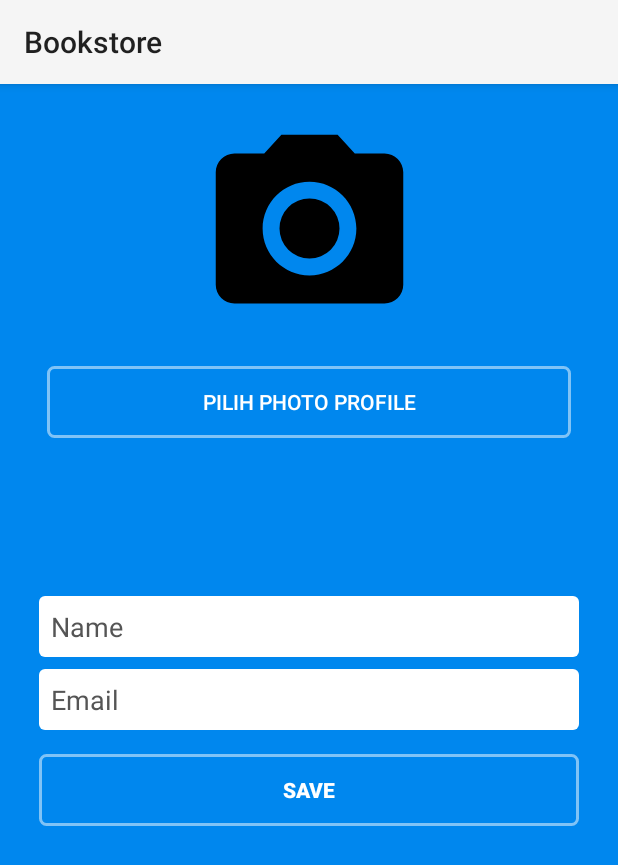
After one commit to gdochadipa/Pratikum_Progmob, an Android app: the EditProfileActivity screen opened directly, with no data from a screen before it, on a phone screen of 412 x 824 dp. The commit adds this screen. Shown: the top 865 px of the screen. Run offline under Robolectric (Android 15) with nearby library versions, the phone set to English and light mode, and no system bars; our stand-ins replace Firebase (no records; nobody signed in at launch, a user with empty details on screens opened directly); pictures from the network do not load.

Commit message:
update profile done, tinggal validasi aja

```diff
--- a/app/build.gradle
+++ b/app/build.gradle
@@ -40,6 +40,7 @@ dependencies {
     implementation 'androidx.lifecycle:lifecycle-livedata-ktx:2.2.0'
     implementation 'androidx.lifecycle:lifecycle-viewmodel-ktx:2.2.0'
     implementation 'androidx.legacy:legacy-support-v4:1.0.0'
+    implementation 'com.google.firebase:firebase-storage:19.1.1'
     testImplementation 'junit:junit:4.12'
     androidTestImplementation 'androidx.test.ext:junit:1.1.1'
     androidTestImplementation 'androidx.test.espresso:espresso-core:3.2.0'
--- a/app/src/main/AndroidManifest.xml
+++ b/app/src/main/AndroidManifest.xml
@@ -5,6 +5,8 @@
 
     <uses-permission android:name="android.permission.INTERNET" />
     <uses-permission android:name="android.permission.INTERNET" />
+    <uses-permission android:name="android.permission.CAMERA" />
+    <uses-permission android:name="android.permission.READ_EXTERNAL_STORAGE"/>
 
     <application
         android:allowBackup="true"
@@ -14,7 +16,8 @@
         android:supportsRtl="true"
         android:theme="@style/AppTheme"
         android:usesCleartextTraffic="true">
-        <activity android:name=".TransactionDetailBookActivity"></activity>
+        <activity android:name=".EditProfileActivity"></activity>
+        <activity android:name=".TransactionDetailBookActivity" />
         <activity android:name=".TransactionDetailActivity" />
         <activity android:name=".AddressActivity" />
         <activity android:name=".CartDetailActivity" />
--- /dev/null
+++ b/app/src/main/java/co/ocha/pratikum_progmob/EditProfileActivity.java
@@ -0,0 +1,227 @@
+package co.ocha.pratikum_progmob;
+
+import androidx.annotation.NonNull;
+import androidx.annotation.Nullable;
+import androidx.appcompat.app.AlertDialog;
+import androidx.appcompat.app.AppCompatActivity;
+
+import android.content.DialogInterface;
+import android.content.Intent;
+import android.graphics.Bitmap;
+import android.graphics.drawable.BitmapDrawable;
+import android.net.Uri;
+import android.os.Bundle;
+import android.provider.MediaStore;
+import android.util.Log;
+import android.view.View;
+import android.widget.Button;
+import android.widget.EditText;
+import android.widget.ImageView;
+import android.widget.ProgressBar;
+import android.widget.Toast;
+
+import com.bumptech.glide.Glide;
+import com.google.android.gms.tasks.OnFailureListener;
+import com.google.android.gms.tasks.OnSuccessListener;
+import com.google.firebase.storage.FirebaseStorage;
+import com.google.firebase.storage.OnProgressListener;
+import com.google.firebase.storage.StorageReference;
+import com.google.firebase.storage.UploadTask;
+
+import java.io.ByteArrayOutputStream;
+import java.util.UUID;
+
+import co.ocha.pratikum_progmob.SharedPrefed.SharedPrefed;
+import co.ocha.pratikum_progmob.model.AddCartResponse;
+import co.ocha.pratikum_progmob.remote.ApiInterface;
+import co.ocha.pratikum_progmob.remote.RetrofitClient;
+import retrofit2.Call;
+import retrofit2.Callback;
+import retrofit2.Response;
+
+public class EditProfileActivity extends AppCompatActivity implements View.OnClickListener {
+
+    SharedPrefed sharedPrefManager;
+    Button  btnPilihFoto,btnEditProfile;
+    ImageView imageProfile;
+    ProgressBar progressBar;
+    StorageReference reference;
+    ApiInterface apiInterface;
+
+    EditText etEmail,etName, etphotoProfile;
+    String tokenUser,urlProfile;
+
+    private static final int REQUEST_CODE_CAMERA = 1;
+    private static final int REQUEST_CODE_GALLERY = 2;
+
+    String TAG="Test";
+
+
+    @Override
+    protected void onCreate(Bundle savedInstanceState) {
+        super.onCreate(savedInstanceState);
+        setContentView(R.layout.activity_edit_profile);
+
+
+
+        sharedPrefManager = new SharedPrefed(this);
+        progressBar = findViewById(R.id.progressBar);
+
+        btnPilihFoto = findViewById(R.id.btnPilihFoto);
+        imageProfile = findViewById(R.id.imageProfile);
+        etEmail = findViewById(R.id.etEmail);
+        etName = findViewById(R.id.etName);
+        btnEditProfile = findViewById(R.id.btnEditProfile);
+        etphotoProfile = findViewById(R.id.etphotoProfile);
+
+        tokenUser = sharedPrefManager.getSPToken();
+        etName.setText(sharedPrefManager.getSPNama());
+        etEmail.setText(sharedPrefManager.getSPEmail());
+        etphotoProfile.setText(sharedPrefManager.getSPPhoto());
+        apiInterface = RetrofitClient.getClient(getApplicationContext()).create(ApiInterface.class);
+
+        Glide.with(getApplicationContext())
+                .load(urlProfile)
+                .placeholder(R.drawable.ic_menu_camera)
+                .override(200, 200) // resizing
+                .centerCrop()
+                .into(imageProfile);
+
+        btnEditProfile.setOnClickListener(this);
+        btnPilihFoto.setOnClickListener(this);
+        reference = FirebaseStorage.getInstance().getReference();
+
+
+
+    }
+
+    private void uploadImage(){
+        Toast.makeText(EditProfileActivity.this, "Sedang upload", Toast.LENGTH_SHORT).show();
+        //Method ini digunakan untuk mengupload gambar pada Storage
+        imageProfile.setDrawingCacheEnabled(true);
+        imageProfile.buildLayer();
+        Bitmap bitmap = ((BitmapDrawable) imageProfile.getDrawable()).getBitmap();
+        ByteArrayOutputStream stream = new ByteArrayOutputStream();
+
+
+        bitmap.compress(Bitmap.CompressFormat.JPEG, 100, stream);
+        byte[] bytes = stream.toByteArray();
+
+        String namaFile = UUID.randomUUID()+".jpg";
+        String pathFile = "foto/"+namaFile;
+        final StorageReference ref = reference.child(pathFile);
+
+        UploadTask uploadTask = ref.putBytes(bytes);
+        uploadTask.addOnSuccessListener(new OnSuccessListener<UploadTask.TaskSnapshot>() {
+            @Override
+            public void onSuccess(UploadTask.TaskSnapshot taskSnapshot) {
+                progressBar.setVisibility(View.GONE);
+                Toast.makeText(EditProfileActivity.this, "Uploading Berhasil", Toast.LENGTH_SHORT).show();
+                ref.getDownloadUrl().addOnSuccessListener(new OnSuccessListener<Uri>() {
+                    @Override
+                    public void onSuccess(Uri uri) {
+                        Uri downloadURl = uri;
+                        etphotoProfile.setText(downloadURl.toString());
+                        updateProfile();
+                    }
+                });
+            }
+        }).addOnFailureListener(new OnFailureListener() {
+            @Override
+            public void onFailure(@NonNull Exception e) {
+                progressBar.setVisibility(View.GONE);
+                Toast.makeText(EditProfileActivity.this, "Uploading Gagal", Toast.LENGTH_SHORT).show();
+            }
+        }).addOnProgressListener(new OnProgressListener<UploadTask.TaskSnapshot>() {
+            @Override
+            public void onProgress(@NonNull UploadTask.TaskSnapshot snapshot) {
+                progressBar.setVisibility(View.VISIBLE);
+                double progress = (100.0 * snapshot.getBytesTransferred()) / snapshot.getTotalByteCount();
+                progressBar.setProgress((int) progress);
+            }
+        });
+
+
+    }
+
+    private void getImage(){
+        //Method ini digunakan untuk mengambil gambar dari Kamera
+        CharSequence[] menu = {"Kamera", "Galeri"};
+        AlertDialog.Builder dialog = new AlertDialog.Builder(this)
+                .setTitle("Upload Image")
+                .setItems(menu, new DialogInterface.OnClickListener() {
+                    @Override
+                    public void onClick(DialogInterface dialog, int which) {
+                        switch (which){
+                            case 0:
+                                Intent intentCamera = new Intent(MediaStore.ACTION_IMAGE_CAPTURE);
+                                startActivityForResult(intentCamera, REQUEST_CODE_CAMERA);
+                                break;
+                            case 1:
+                                Intent intentGalery = new Intent(Intent.ACTION_PICK, MediaStore.Images.Media.EXTERNAL_CONTENT_URI);
+                                startActivityForResult(intentGalery,REQUEST_CODE_GALLERY);
+                                break;
+                        }
+                    }
+                });
+        dialog.create();
+        dialog.show();
+    }
+
+    @Override
+    protected void onActivityResult(int requestCode, int resultCode, @Nullable Intent data) {
+        super.onActivityResult(requestCode, resultCode, data);
+
+        switch (requestCode){
+            case REQUEST_CODE_CAMERA:
+                if(resultCode == RESULT_OK){
+                    imageProfile.setVisibility(View.VISIBLE);
+                    Bitmap bitmap = (Bitmap) data.getExtras().get("data");
+                    imageProfile.setImageBitmap(bitmap);
+                }
+                break;
+
+            case REQUEST_CODE_GALLERY:
+                if (resultCode == RESULT_OK){
+                    imageProfile.setVisibility(View.VISIBLE);
+                    Uri uri = data.getData();
+                    imageProfile.setImageURI(uri);
+                }
+                break;
+        }
+    }
+
+    private void updateProfile(){
+        Call<AddCartResponse> postProfile = apiInterface.editUser(tokenUser,etName.getText().toString(), etEmail.getText().toString(),etphotoProfile.getText().toString());
+        postProfile.enqueue(new Callback<AddCartResponse>() {
+            @Override
+            public void onResponse(Call<AddCartResponse> call, Response<AddCartResponse> response) {
+                if(response.code() == 200){
+                    Toast.makeText(getApplicationContext(),"Berhasil mengupdate Profile",Toast.LENGTH_LONG).show();
+                    Log.d("RESPONSE", "onResponse: "+response.message().toString());
+                    startActivity(new Intent(getApplicationContext(), BaseActivity.class)
+                            .addFlags(Intent.FLAG_ACTIVITY_CLEAR_TOP | Intent.FLAG_ACTIVITY_NEW_TASK));
+                }
+            }
+
+            @Override
+            public void onFailure(Call<AddCartResponse> call, Throwable t) {
+                Toast.makeText(getApplicationContext()," Gagal mengupdate Profile",Toast.LENGTH_LONG).show();
+            }
+        });
+    }
+
+    @Override
+    public void onClick(View v) {
+        switch (v.getId()){
+            case R.id.btnPilihFoto:
+                getImage();
+                break;
+
+            case R.id.btnEditProfile:
+                uploadImage();
+
+                break;
+        }
+    }
+}
--- a/app/src/main/java/co/ocha/pratikum_progmob/LoginActivity.java
+++ b/app/src/main/java/co/ocha/pratikum_progmob/LoginActivity.java
@@ -126,7 +126,7 @@ public class LoginActivity extends AppCompatActivity {
             txtEmail.setError("Hanya boleh memasukan huruf");
         }
 
-        if(txtPassword.getText().toString().length()<=6){
+        if(txtPassword.getText().toString().length()<6){
             valid = false;
             txtPassword.requestFocus();
             txtPassword.setError("Password harus 6 karakter lebih");
--- a/app/src/main/java/co/ocha/pratikum_progmob/RegisterActivity.java
+++ b/app/src/main/java/co/ocha/pratikum_progmob/RegisterActivity.java
@@ -151,7 +151,7 @@ public class RegisterActivity extends AppCompatActivity {
             txtEmail.setError("Hanya boleh memasukan huruf");
         }
 
-        if(txtPassword.getText().toString().length()<=6){
+        if(txtPassword.getText().toString().length()<6){
             valid = false;
             txtPassword.requestFocus();
             txtPassword.setError("Password harus 6 karakter lebih");
--- a/app/src/main/java/co/ocha/pratikum_progmob/remote/ApiInterface.java
+++ b/app/src/main/java/co/ocha/pratikum_progmob/remote/ApiInterface.java
@@ -1,4 +1,6 @@
 package co.ocha.pratikum_progmob.remote;
+
+import android.content.SyncRequest;
 
 import co.ocha.pratikum_progmob.model.AddressResponse;
 import co.ocha.pratikum_progmob.model.BookResponse;
@@ -108,4 +110,20 @@ public interface ApiInterface {
             @Path("id") int id,
             @Header("Authorization") String token
     );
+
+    @FormUrlEncoded
+    @POST("api/user/update/profile")
+    Call<AddCartResponse> editProfileUser(
+            @Header("Authorization") String token,
+            @Field("photo_profile") String photo_profile
+    );
+
+    @FormUrlEncoded
+    @POST("api/user/update")
+    Call<AddCartResponse> editUser(
+            @Header("Authorization") String token,
+            @Field("name") String name,
+            @Field("email") String email,
+            @Field("photo_profile") String photo_profile
+    );
 }
--- /dev/null
+++ b/app/src/main/res/layout/activity_edit_profile.xml
@@ -0,0 +1,136 @@
+<?xml version="1.0" encoding="utf-8"?>
+<androidx.constraintlayout.widget.ConstraintLayout xmlns:android="http://schemas.android.com/apk/res/android"
+    xmlns:app="http://schemas.android.com/apk/res-auto"
+    xmlns:tools="http://schemas.android.com/tools"
+    android:layout_width="match_parent"
+    android:layout_height="match_parent"
+    android:background="#0087EE"
+    android:padding="10dp"
+    tools:context=".ui.profile.ProfileFragment">
+
+    <ScrollView
+        android:id="@+id/scrollView2"
+        android:layout_width="match_parent"
+        android:layout_height="match_parent"
+        app:layout_constraintBottom_toBottomOf="parent"
+        app:layout_constraintTop_toTopOf="parent"
+        app:layout_constraintVertical_bias="1.0"
+        tools:layout_editor_absoluteX="27dp">
+
+
+        <LinearLayout
+            android:layout_width="match_parent"
+            android:layout_height="match_parent"
+            android:layout_centerInParent="true"
+            android:orientation="vertical"
+            android:paddingLeft="16dp"
+            android:paddingRight="16dp">
+
+
+            <androidx.constraintlayout.widget.ConstraintLayout
+                android:layout_width="match_parent"
+                android:layout_height="wrap_content"
+                android:layout_margin="5pt">
+
+                <ImageView
+                    android:id="@+id/imageProfile"
+                    android:layout_width="150dp"
+                    android:layout_height="150dp"
+                    android:src="@drawable/cartgreen"
+                    app:layout_constraintEnd_toEndOf="parent"
+                    app:layout_constraintHorizontal_bias="0.503"
+                    app:layout_constraintStart_toStartOf="parent"
+                    tools:layout_editor_absoluteY="0dp" />
+
+
+            </androidx.constraintlayout.widget.ConstraintLayout>
+
+            <LinearLayout
+                android:layout_width="match_parent"
+                android:layout_height="wrap_content"
+                android:orientation="horizontal"
+                android:weightSum="2">
+
+                <Button
+                    android:id="@+id/btnPilihFoto"
+                    android:layout_width="match_parent"
+                    android:layout_height="wrap_content"
+                    android:layout_margin="5dp"
+                    android:layout_weight="1"
+                    android:background="@drawable/bd_rectangle_button"
+                    android:text="Pilih Photo Profile"
+                    android:textColor="#FFF"
+                    app:layout_constraintTop_toBottomOf="parent" />
+
+
+            </LinearLayout>
+
+            <EditText
+                android:id="@+id/etName"
+
+                android:layout_width="match_parent"
+                android:layout_height="wrap_content"
+                android:layout_marginTop="100dp"
+                android:background="@drawable/bg_ractangle_edittxt"
+                android:hint="Name"
+                android:inputType="textEmailAddress"
+                android:padding="8dp"
+                android:textColor="#333"
+                android:textColorHint="#555" />
+
+            <EditText
+                android:id="@+id/etEmail"
+                android:layout_width="match_parent"
+                android:layout_height="wrap_content"
+                android:layout_marginTop="8dp"
+                android:background="@drawable/bg_ractangle_edittxt"
+                android:hint="Email"
+                android:inputType="textEmailAddress"
+                android:padding="8dp"
+                android:textColor="#333"
+                android:textColorHint="#555" />
+
+
+            <Button
+                android:id="@+id/btnEditProfile"
+                android:layout_width="match_parent"
+                android:layout_height="wrap_content"
+                android:layout_marginTop="16dp"
+                android:background="@drawable/bd_rectangle_button"
+                android:text="SAVE"
+                android:textColor="#FFF"
+                android:textStyle="bold" />
+
+            <EditText
+                android:id="@+id/etphotoProfile"
+                android:layout_width="match_parent"
+                android:layout_height="wrap_content"
+                android:layout_marginTop="8dp"
+                android:background="@drawable/bg_ractangle_edittxt"
+                android:hint="URL"
+                android:inputType="textEmailAddress"
+                android:padding="8dp"
+                android:textColor="#333"
+                android:textColorHint="#555"
+                android:visibility="invisible" />
+
+
+        </LinearLayout>
+
+
+    </ScrollView>
+
+    <ProgressBar
+
+        android:id="@+id/progressBar"
+        android:layout_width="match_parent"
+        android:layout_height="wrap_content"
+        android:background="@android:color/white"
+        android:max="100"
+        android:progress="0"
+        android:visibility="invisible"
+        app:layout_constraintBottom_toBottomOf="parent"
+        app:layout_constraintTop_toTopOf="parent"
+        tools:layout_editor_absoluteX="10dp" />
+
+</androidx.constraintlayout.widget.ConstraintLayout>
--- a/app/src/main/res/layout/fragment_profile.xml
+++ b/app/src/main/res/layout/fragment_profile.xml
@@ -51,6 +51,7 @@
             android:textColor="#333"
             android:textColorHint="#555" />
 
+
         <Button
             android:id="@+id/btnEditProfile"
             android:layout_width="match_parent"
```
Also changed, not shown: app/src/main/java/co/ocha/pratikum_progmob/BaseActivity.java (+16 -1 lines).
